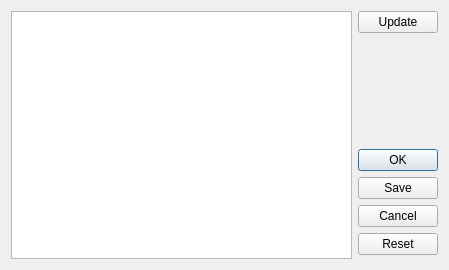
Qt form madgui/online/monitorwidget.ui (hibtc/madgui) before a commit.
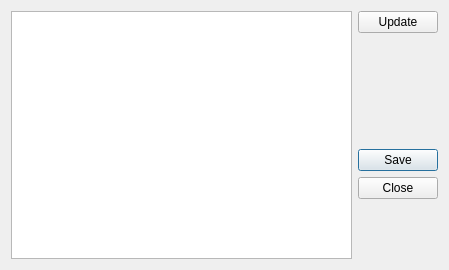
The same form after that commit. Custom widgets are drawn as their Qt base class.

Commit message: Remove accept/reject logic from other widgets

What changed in the file:
```diff
--- a/madgui/online/monitorwidget.ui
+++ b/madgui/online/monitorwidget.ui
@@ -45,7 +45,7 @@
         <enum>Qt::Vertical</enum>
        </property>
        <property name="standardButtons">
-        <set>QDialogButtonBox::Reset|QDialogButtonBox::Cancel|QDialogButtonBox::Ok|QDialogButtonBox::Save</set>
+        <set>QDialogButtonBox::Close|QDialogButtonBox::Save</set>
        </property>
       </widget>
      </item>
```
The commit also changes 6 other files.
